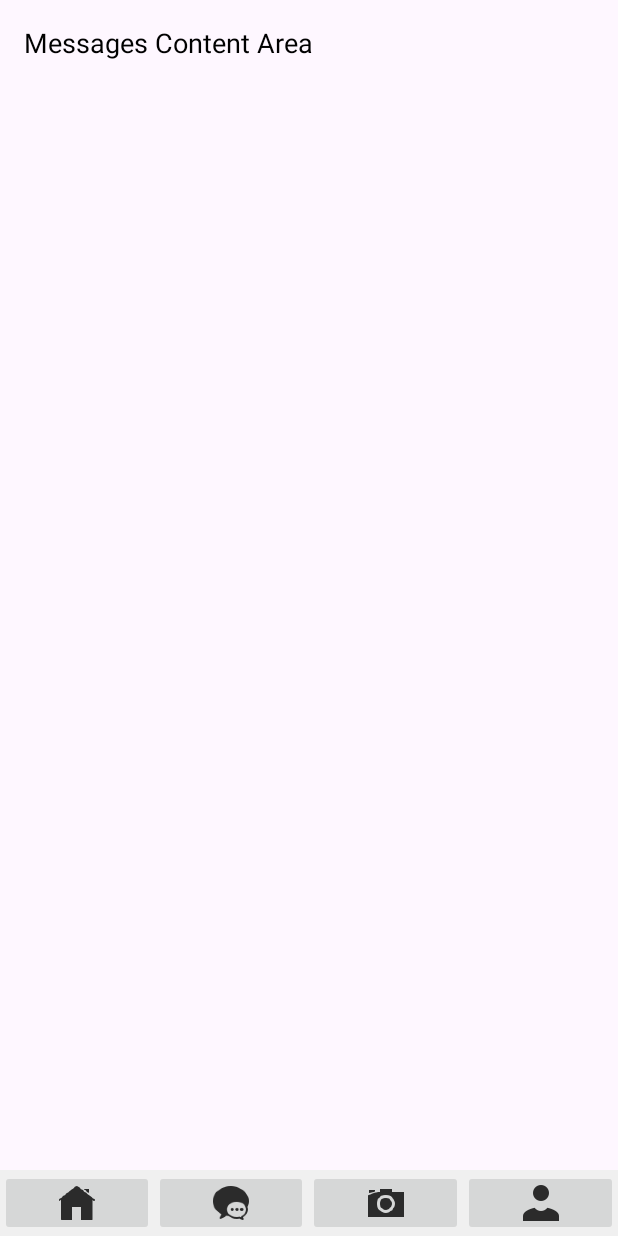
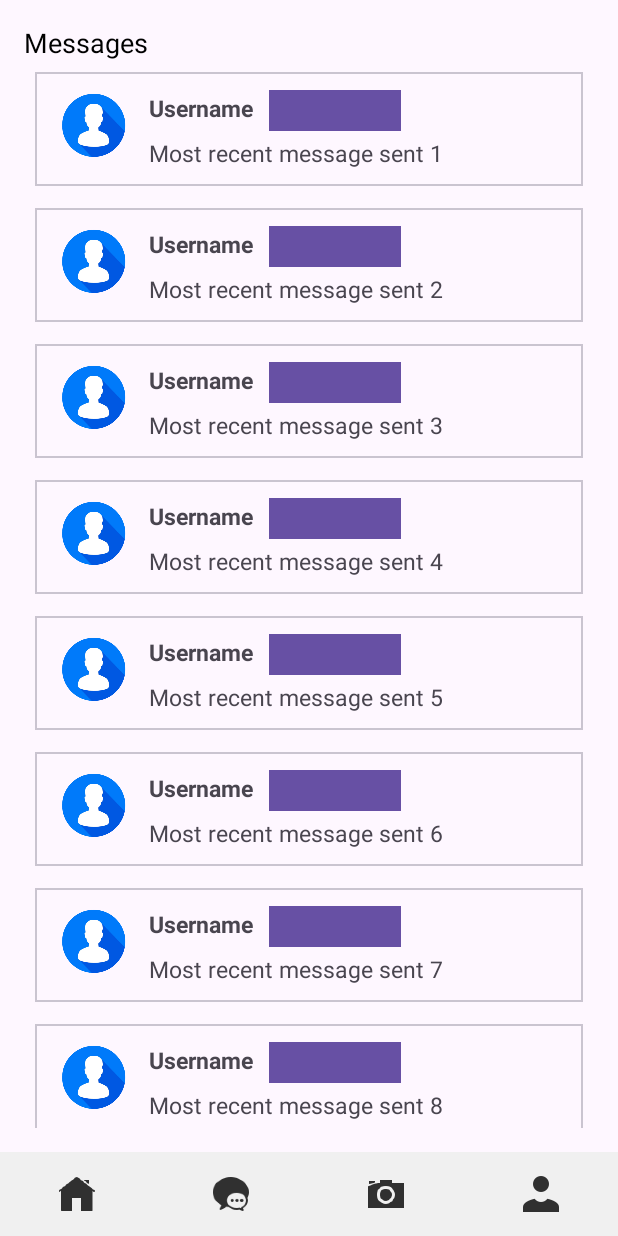
Before and after one commit to shigf1/ClothesShare-main, an Android app: the MessagesActivity screen opened directly, with no data from a screen before it, on a phone screen of 412 x 824 dp. Run offline under Robolectric (Android 15) with nearby library versions, the phone set to English and light mode, and no system bars; 1 statement that could not run was skipped.

Commit message:
All Active Messages RecyclerView Implementation
Created the recycler view for all active messages and attached it to MessagesActivity. For the recycler view, I created a MessageItem data class for what is displayed in the recycler view, as well as created an adapter for the recycler view. I also created an activity called ConversationActivity for when the user clicks into a conversation for a specific user.

```diff
--- /dev/null
+++ b/app/src/main/java/com/example/clothesshare/ConversationActivity.kt
@@ -0,0 +1,19 @@
+package com.example.clothesshare
+
+import android.os.Bundle
+import androidx.appcompat.app.AppCompatActivity
+
+class ConversationActivity : AppCompatActivity() {
+
+    override fun onCreate(savedInstanceState: Bundle?) {
+        super.onCreate(savedInstanceState)
+        // SET TO MESSAGING CONTENT VIEW WHEN CREATED
+        //setContentView(R.layout)
+
+        val message = intent.getParcelableExtra<MessageItem>("message")
+        if (message != null) {
+            // SET DATA IN CONTENT VIEW
+        }
+
+    }
+}
--- /dev/null
+++ b/app/src/main/java/com/example/clothesshare/MessageAdapter.kt
@@ -0,0 +1,55 @@
+package com.example.clothesshare
+
+import android.view.LayoutInflater
+import android.view.View
+import android.view.ViewGroup
+import android.widget.Button
+import android.widget.ImageView
+import android.widget.TextView
+import androidx.recyclerview.widget.RecyclerView
+
+class MessageAdapter(private val messages: List<MessageItem>) :
+    RecyclerView.Adapter<MessageAdapter.ViewHolder>(){
+
+        var onItemClick : ((MessageItem) -> Unit)? = null
+
+        override fun onCreateViewHolder(parent: ViewGroup, viewType: Int):
+                ViewHolder {
+            val view = LayoutInflater.from(parent.context)
+                .inflate(R.layout.active_conversation_design, parent, false)
+
+            return ViewHolder(view)
+        }
+
+    override fun onBindViewHolder(holder: ViewHolder, position: Int){
+
+        // set most recent message information
+        val message = messages[position]
+
+        Glide.with(holder.itemView.context)
+            .load(message.image)
+            .into(holder.profilePicture)
+
+        // set username to the username tied to the message
+        holder.username.text = message.username
+
+        // set the most_recent_message to the most_recent_message tied to the message
+        holder.recentMessage.text = message.most_recent_message
+
+
+        holder.itemView.setOnClickListener {
+            onItemClick?.invoke(message)
+        }
+    }
+
+    // return the item count of the recycler view
+    override fun getItemCount() = messages.size
+
+    // create a view holder for all of the elements in a message
+    class ViewHolder(view: View) : RecyclerView.ViewHolder(view){
+        val profilePicture: ImageView = itemView.findViewById(R.id.profile_picture)
+        val username: TextView = itemView.findViewById(R.id.username)
+        val recentMessage: TextView = itemView.findViewById(R.id.recent_message)
+    }
+
+}
--- /dev/null
+++ b/app/src/main/java/com/example/clothesshare/MessageItem.kt
@@ -0,0 +1,41 @@
+package com.example.clothesshare
+
+import android.os.Parcel
+import android.os.Parcelable
+
+/* data class for the information messages hold in the messaging tab of app*/
+data class MessageItem(
+    val profile_pic: String ?= null,
+    val username: String ?= null,
+    val most_recent_message: String ?= null,
+    val most_recent_message_date: String ?= null
+) : Parcelable {
+    constructor(parcel: Parcel) : this(
+        parcel.readString(),
+        parcel.readString(),
+        parcel.readString(),
+        parcel.readString()
+    ) {
+    }
+
+    override fun writeToParcel(parcel: Parcel, flags: Int) {
+        parcel.writeString(profile_pic)
+        parcel.writeString(username)
+        parcel.writeString(most_recent_message)
+        parcel.writeString(most_recent_message_date)
+    }
+
+    override fun describeContents(): Int {
+        return 0
+    }
+
+    companion object CREATOR : Parcelable.Creator<MessageItem> {
+        override fun createFromParcel(parcel: Parcel): MessageItem {
+            return MessageItem(parcel)
+        }
+
+        override fun newArray(size: Int): Array<MessageItem?> {
+            return arrayOfNulls(size)
+        }
+    }
+}
--- a/app/src/main/java/com/example/clothesshare/MessagesActivity.kt
+++ b/app/src/main/java/com/example/clothesshare/MessagesActivity.kt
@@ -6,7 +6,10 @@ import androidx.activity.enableEdgeToEdge
 import androidx.appcompat.app.AppCompatActivity
 import androidx.core.view.ViewCompat
 import androidx.core.view.WindowInsetsCompat
+import androidx.recyclerview.widget.LinearLayoutManager
+import androidx.recyclerview.widget.RecyclerView
 import com.example.clothesshare.databinding.ActivityMessagesBinding
+import java.util.Date
 
 class MessagesActivity : AppCompatActivity() {
     private lateinit var binding: ActivityMessagesBinding
@@ -21,6 +24,29 @@ class MessagesActivity : AppCompatActivity() {
             val systemBars = insets.getInsets(WindowInsetsCompat.Type.systemBars())
             v.setPadding(systemBars.left, systemBars.top, systemBars.right, systemBars.bottom)
             insets
+        }
+
+        val recyclerview: RecyclerView = findViewById(R.id.messages_recyclerview)
+
+        recyclerview.layoutManager = LinearLayoutManager(this)
+
+        val data = ArrayList<MessageItem>()
+
+        val image = "Placeholder"
+
+        for (i in 1..20) {
+            data.add(MessageItem(image, "Username $i", "Most recent message sent $i"))
+        }
+
+        val adapter = MessageAdapter(data)
+
+        recyclerview.adapter = adapter
+
+        adapter.onItemClick = {
+            val intent = Intent(this, ConversationActivity::class.java).apply {
+                putExtra("username", it)
+            }
+            startActivity(intent)
         }
 
         // Set click listeners for navigation buttons
--- a/app/src/main/java/com/example/clothesshare/PostAdapter.kt
+++ b/app/src/main/java/com/example/clothesshare/PostAdapter.kt
@@ -23,14 +23,17 @@ class PostAdapter(private val posts: List<PostItem>, private val onItemClick: (P
 
     override fun onBindViewHolder(holder: ViewHolder, position: Int) {
 
+        // set current post information
         val post = posts[position]
 
         Glide.with(holder.itemView.context)
             .load(post.image) // Use the URL from Firebase
             .into(holder.ivPostImage)
 
+        // sets username to tvUsername TextView
         holder.tvUsername.text = post.username
 
+        // sets description to tvDescription TextView
         holder.tvDescription.text = post.description
 
         holder.nextExpoButton.setOnClickListener {
@@ -38,8 +41,11 @@ class PostAdapter(private val posts: List<PostItem>, private val onItemClick: (P
         }
     }
 
+    // return size/amount of posts
     override fun getItemCount() = posts.size
 
+
+    // holds views for post details
     class ViewHolder(view: View) : RecyclerView.ViewHolder(view) {
         val ivPostImage: ImageView = itemView.findViewById(R.id.ivPost)
         val tvUsername: TextView = itemView.findViewById(R.id.cvUsername)
--- a/app/src/main/java/com/example/clothesshare/PostItem.kt
+++ b/app/src/main/java/com/example/clothesshare/PostItem.kt
@@ -1,5 +1,6 @@
 package com.example.clothesshare
 
+/* Data Class for post information */
 data class PostItem(
     val image: String ?= null,
     val username: String ?= null,
--- /dev/null
+++ b/app/src/main/res/layout/active_conversation_design.xml
@@ -0,0 +1,64 @@
+<?xml version="1.0" encoding="utf-8"?>
+<com.google.android.material.card.MaterialCardView
+    xmlns:android="http://schemas.android.com/apk/res/android"
+    xmlns:app="http://schemas.android.com/apk/res-auto"
+    xmlns:tools="http://schemas.android.com/tools"
+    android:layout_width="match_parent"
+    android:layout_height="wrap_content"
+    android:layout_margin="7dp"
+    app:cardCornerRadius="0dp">
+
+    <androidx.constraintlayout.widget.ConstraintLayout
+        android:layout_width="match_parent"
+        android:layout_height="wrap_content"
+        android:orientation="horizontal"
+        android:padding="8dp">
+
+        <ImageView
+            android:id="@+id/profile_picture"
+            android:layout_width="60dp"
+            android:layout_height="60dp"
+            android:src="@drawable/profileuser"
+            app:layout_constraintStart_toStartOf="parent"
+            app:layout_constraintTop_toTopOf="parent"
+            app:layout_constraintBottom_toBottomOf="parent"/>
+
+        <TextView
+            android:id="@+id/username"
+            android:layout_width="80dp"
+            android:layout_height="20dp"
+            android:layout_marginStart="8dp"
+            android:text="@string/username"
+            android:textSize="15sp"
+            android:textStyle="bold"
+            app:layout_constraintBottom_toTopOf="@+id/recent_message"
+            app:layout_constraintEnd_toEndOf="parent"
+            app:layout_constraintHorizontal_bias="0.0"
+            app:layout_constraintStart_toEndOf="@+id/profile_picture" />
+
+        <Button
+            android:id="@+id/recent_message_date"
+            android:layout_width="wrap_content"
+            android:layout_height="35dp"
+            android:textSize="12sp"
+            app:cornerRadius="0dp"
+            app:layout_constraintBottom_toTopOf="@+id/recent_message"
+            app:layout_constraintEnd_toEndOf="parent"
+            app:layout_constraintHorizontal_bias="0.0"
+            app:layout_constraintStart_toEndOf="@+id/username"
+            tools:text="Tue Apr 8 11:11 EST 2025" />
+
+        <TextView
+            android:id="@+id/recent_message"
+            android:layout_width="290dp"
+            android:layout_height="wrap_content"
+            android:layout_marginStart="8dp"
+            android:layout_marginTop="10dp"
+            android:text="@string/recent_message_label"
+            android:textSize="15sp"
+            app:layout_constraintStart_toEndOf="@+id/profile_picture"
+            app:layout_constraintTop_toBottomOf="@+id/username" />
+
+    </androidx.constraintlayout.widget.ConstraintLayout>
+
+</com.google.android.material.card.MaterialCardView>
--- a/app/src/main/res/layout/activity_messages.xml
+++ b/app/src/main/res/layout/activity_messages.xml
@@ -1,5 +1,6 @@
 <LinearLayout xmlns:android="http://schemas.android.com/apk/res/android"
     xmlns:tools="http://schemas.android.com/tools"
+    xmlns:app="http://schemas.android.com/apk/res-auto"
     android:id="@+id/messages"
     android:layout_width="match_parent"
     android:layout_height="match_parent"
@@ -17,9 +18,21 @@
         <TextView
             android:layout_width="wrap_content"
             android:layout_height="wrap_content"
-            android:text="Messages Content Area"
+            android:text="@string/messages_label"
             android:textSize="18sp"
             android:textColor="#000000" />
+
+        <androidx.recyclerview.widget.RecyclerView
+            android:id="@+id/messages_recyclerview"
+            android:layout_width="match_parent"
+            android:layout_height="wrap_content"
+            tools:listitem="@layout/active_conversation_design"
+            app:layout_constraintBottom_toBottomOf="parent"
+            app:layout_constraintEnd_toEndOf="parent"
+            app:layout_constraintStart_toStartOf="parent"
+            app:layout_constraintTop_toTopOf="parent">
+        </androidx.recyclerview.widget.RecyclerView>
+
     </LinearLayout>
 
     <!-- Bottom Bar -->
@@ -35,6 +48,8 @@
             android:layout_width="0dp"
             android:layout_height="wrap_content"
             android:layout_weight="1"
+            android:background="?attr/selectableItemBackgroundBorderless"
+            android:padding="16dp"
             android:src="@drawable/homeicon"
             android:contentDescription="@string/home_button_description">
         </ImageButton>
@@ -44,6 +59,8 @@
             android:layout_width="0dp"
             android:layout_height="wrap_content"
             android:layout_weight="1"
+            android:background="?attr/selectableItemBackgroundBorderless"
+            android:padding="16dp"
             android:src="@drawable/messagesicon"
             android:contentDescription="@string/messages_button_description">
         </ImageButton>
@@ -53,6 +70,8 @@
             android:layout_width="0dp"
             android:layout_height="wrap_content"
             android:layout_weight="1"
+            android:background="?attr/selectableItemBackgroundBorderless"
+            android:padding="16dp"
             android:src="@drawable/uploadicon"
             android:contentDescription="@string/upload_button_description">
         </ImageButton>
@@ -62,6 +81,8 @@
             android:layout_width="0dp"
             android:layout_height="wrap_content"
             android:layout_weight="1"
+            android:background="?attr/selectableItemBackgroundBorderless"
+            android:padding="16dp"
             android:src="@drawable/profileicon"
             android:contentDescription="@string/profile_button_description">
         </ImageButton>
--- a/app/src/main/res/layout/activity_profile.xml
+++ b/app/src/main/res/layout/activity_profile.xml
@@ -85,7 +85,7 @@
         android:layout_height="match_parent"
         android:layout_marginBottom="56dp"
         app:layout_behavior="@string/appbar_scrolling_view_behavior"
-        tools:listitem="@layout/cv_post_list_design"/>
+        tools:listitem="@layout/cv_post_design"/>
 
     <!-- YOUR CUSTOM BOTTOM NAVIGATION BAR -->
     <!-- YOUR CUSTOM BOTTOM NAVIGATION BAR -->
--- a/app/src/main/res/values/strings.xml
+++ b/app/src/main/res/values/strings.xml
@@ -13,4 +13,6 @@
     <string name="post_story_hint">Enter story for your post.\n</string>
     <string name="post_story_label">Story</string>
     <string name="upload">Upload</string>
+    <string name="messages_label">Messages</string>
+    <string name="recent_message_label">This displays the most recent message sent.</string>
 </resources>
```
